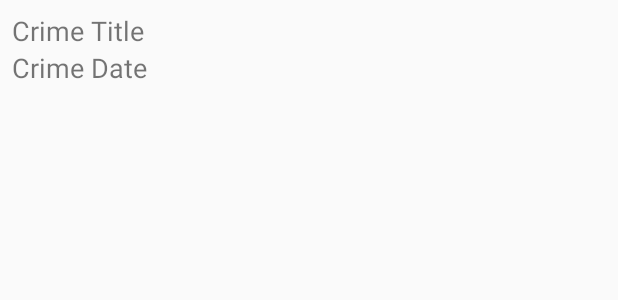
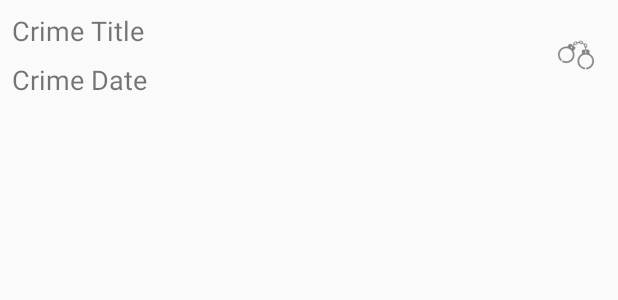
Before and after one commit to ctrlslash/CriminalIntent, an Android app: the layout list_row_crime.xml on its own in the app's theme, with its tools: preview values and no code run, on a phone screen of 412 x 824 dp. Shown: the top 300 px of the screen. Run offline under Robolectric (Android 15) with nearby library versions, the phone set to English and light mode, and no system bars.

Commit message:
Adding solved icon to list row of the recycler view. Change LinearLayout to RelativeLayout in list_row_crime.xml

```diff
--- a/app/src/main/java/com/example/criminalintent/controller/fragment/CrimeListFragment.java
+++ b/app/src/main/java/com/example/criminalintent/controller/fragment/CrimeListFragment.java
@@ -12,6 +12,7 @@ import android.util.Log;
 import android.view.LayoutInflater;
 import android.view.View;
 import android.view.ViewGroup;
+import android.widget.ImageView;
 import android.widget.TextView;
 
 import com.example.criminalintent.R;
@@ -47,8 +48,7 @@ public class CrimeListFragment extends Fragment {
         findViews(view);
 
         //recyclerview responsibility: positioning
-        mRecyclerView.setLayoutManager(new GridLayoutManager(getActivity(), 2));
-
+        mRecyclerView.setLayoutManager(new LinearLayoutManager(getActivity()));
         initUI();
 
         return view;
@@ -69,17 +69,21 @@ public class CrimeListFragment extends Fragment {
 
         private TextView mTextViewTitle;
         private TextView mTextViewDate;
+        private ImageView mImageViewSolved;
 
         public CrimeHolder(@NonNull View itemView) {
             super(itemView);
 
             mTextViewTitle = itemView.findViewById(R.id.list_row_crime_title);
             mTextViewDate = itemView.findViewById(R.id.list_row_crime_date);
+            mImageViewSolved = itemView.findViewById(R.id.imgview_solved);
         }
 
         public void bindCrime(Crime crime) {
             mTextViewTitle.setText(crime.getTitle());
             mTextViewDate.setText(crime.getDate().toString());
+
+            mImageViewSolved.setVisibility(crime.isSolved() ? View.VISIBLE : View.INVISIBLE);
         }
     }
 
--- a/app/src/main/res/layout/list_row_crime.xml
+++ b/app/src/main/res/layout/list_row_crime.xml
@@ -1,15 +1,25 @@
 <?xml version="1.0" encoding="utf-8"?>
-<LinearLayout xmlns:android="http://schemas.android.com/apk/res/android"
+<RelativeLayout xmlns:android="http://schemas.android.com/apk/res/android"
+    xmlns:app="http://schemas.android.com/apk/res-auto"
     xmlns:tools="http://schemas.android.com/tools"
     android:layout_width="match_parent"
     android:layout_height="wrap_content"
-    android:orientation="vertical"
     android:padding="8dp">
+
+    <ImageView
+        android:id="@+id/imgview_solved"
+        android:layout_width="wrap_content"
+        android:layout_height="wrap_content"
+        android:layout_alignParentRight="true"
+        android:layout_centerVertical="true"
+        android:layout_margin="8dp"
+        app:srcCompat="@drawable/ic_solved" />
 
     <TextView
         android:id="@+id/list_row_crime_title"
         android:layout_width="match_parent"
         android:layout_height="wrap_content"
+        android:layout_toLeftOf="@id/imgview_solved"
         android:textSize="18sp"
         tools:text="Crime Title" />
 
@@ -17,6 +27,9 @@
         android:id="@+id/list_row_crime_date"
         android:layout_width="match_parent"
         android:layout_height="wrap_content"
+        android:layout_below="@id/list_row_crime_title"
+        android:layout_marginTop="8dp"
+        android:layout_toLeftOf="@id/imgview_solved"
         android:textSize="18sp"
         tools:text="Crime Date" />
-</LinearLayout>
+</RelativeLayout>
```
Also changed, not shown: app/src/main/res/drawable-hdpi/ic_solved.png (added), app/src/main/res/drawable-mdpi/ic_solved.png (added), app/src/main/res/drawable-xhdpi/ic_solved.png (added), app/src/main/res/drawable-xxhdpi/ic_solved.png (added), app/src/main/res/drawable-xxxhdpi/ic_solved.png (added).
